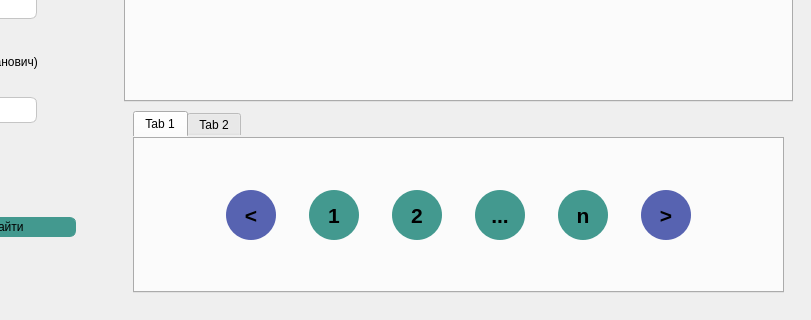
Artemdjdj/PPOIS_4, file lab_2/ui/search_window.ui: the form before one commit; both pictures show x 244 to 1055 and y 402 to 722 of the 1055 by 722 pixel window.
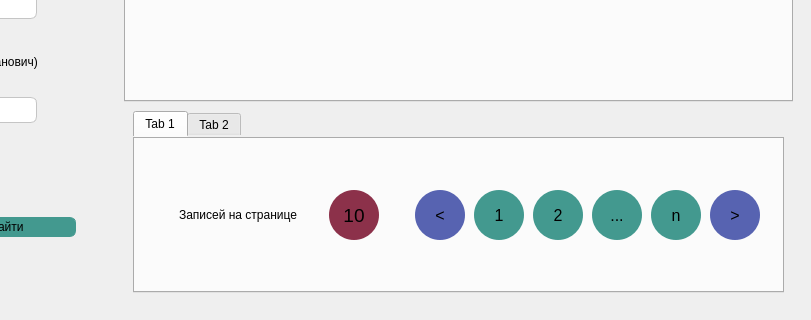
The form after the commit. The open tabs and pages were chosen to show the change. Icons and pictures are not drawn.

Patch:
```diff
--- a/lab_2/ui/search_window.ui
+++ b/lab_2/ui/search_window.ui
@@ -25,6 +25,9 @@
   <property name="windowTitle">
    <string>Dialog</string>
   </property>
+  <property name="styleSheet">
+   <string notr="true">background-color:none;</string>
+  </property>
   <layout class="QVBoxLayout" name="verticalLayout">
    <property name="spacing">
     <number>0</number>
@@ -980,27 +983,70 @@
                   <number>0</number>
                  </property>
                  <widget class="QWidget" name="tab_9">
+                  <property name="styleSheet">
+                   <string notr="true">border:none;
+background-color:none;</string>
+                  </property>
                   <attribute name="title">
                    <string>Tab 1</string>
                   </attribute>
-                  <layout class="QHBoxLayout" name="horizontalLayout_14">
-                   <property name="spacing">
-                    <number>0</number>
-                   </property>
-                   <property name="leftMargin">
-                    <number>0</number>
-                   </property>
-                   <property name="topMargin">
-                    <number>0</number>
-                   </property>
-                   <property name="rightMargin">
-                    <number>0</number>
-                   </property>
-                   <property name="bottomMargin">
-                    <number>0</number>
-                   </property>
+                  <layout class="QHBoxLayout" name="horizontalLayout_3">
                    <item>
                     <widget class="QFrame" name="frame_14">
+                     <property name="styleSheet">
+                      <string notr="true">border:none;
+background-color:none;</string>
+                     </property>
+                     <property name="frameShape">
+                      <enum>QFrame::Shape::StyledPanel</enum>
+                     </property>
+                     <property name="frameShadow">
+                      <enum>QFrame::Shadow::Raised</enum>
+                     </property>
+                     <layout class="QHBoxLayout" name="horizontalLayout_6">
+                      <property name="spacing">
+                       <number>15</number>
+                      </property>
+                      <property name="leftMargin">
+                       <number>0</number>
+                      </property>
+                      <property name="topMargin">
+                       <number>0</number>
+                      </property>
+                      <property name="rightMargin">
+                       <number>10</number>
+                      </property>
+                      <property name="bottomMargin">
+                       <number>0</number>
+                      </property>
+                      <item>
+                       <spacer name="horizontalSpacer_7">
+                        <property name="orientation">
+                         <enum>Qt::Orientation::Horizontal</enum>
+                        </property>
+                        <property name="sizeType">
+                         <enum>QSizePolicy::Policy::Fixed</enum>
+                        </property>
+                        <property name="sizeHint" stdset="0">
+                         <size>
+                          <width>5</width>
+                          <height>20</height>
+                         </size>
+                        </property>
+                       </spacer>
+                      </item>
+                      <item>
+                       <widget class="QFrame" name="frame_19">
+                        <property name="maximumSize">
+                         <size>
+                          <width>250</width>
+                          <height>16777215</height>
+                         </size>
+                        </property>
+                        <property name="styleSheet">
+                         <string notr="true">border:none;
+background-color:none;</string>
+                        </property>
                      <property name="frameShape">
                       <enum>QFrame::Shape::StyledPanel</enum>
                      </property>
@@ -1009,18 +1055,47 @@
                      </property>
                      <layout class="QHBoxLayout" name="horizontalLayout_12">
                       <property name="spacing">
-                       <number>20</number>
+                          <number>0</number>
                       </property>
                       <property name="leftMargin">
-                       <number>80</number>
-                      </property>
+                          <number>0</number>
+                         </property>
+                         <property name="topMargin">
+                          <number>0</number>
+                         </property>
                       <property name="rightMargin">
-                       <number>80</number>
-                      </property>
+                          <number>0</number>
+                         </property>
+                         <property name="bottomMargin">
+                          <number>0</number>
+                         </property>
                       <item>
-                       <widget class="QPushButton" name="pushButton_22">
+                          <widget class="QLabel" name="__label_all_records_2">
                         <property name="maximumSize">
                          <size>
+                             <width>150</width>
+                             <height>16777215</height>
+                            </size>
+                           </property>
+                           <property name="font">
+                            <font>
+                             <family>Arial</family>
+                             <pointsize>9</pointsize>
+                             <bold>false</bold>
+                            </font>
+                           </property>
+                           <property name="text">
+                            <string>Записей на странице</string>
+                           </property>
+                           <property name="alignment">
+                            <set>Qt::AlignmentFlag::AlignCenter</set>
+                           </property>
+                          </widget>
+                         </item>
+                         <item>
+                          <widget class="QPushButton" name="pushButton_28">
+                           <property name="maximumSize">
+                            <size>
                           <width>50</width>
                           <height>50</height>
                          </size>
@@ -1028,12 +1103,70 @@
                         <property name="font">
                          <font>
                           <family>Arial</family>
-                          <pointsize>16</pointsize>
-                          <bold>true</bold>
+                             <pointsize>14</pointsize>
+                             <bold>false</bold>
                          </font>
                         </property>
                         <property name="styleSheet">
-                         <string notr="true">padding:10px;
+                            <string notr="true">padding:15px;
+background-color:rgb(140, 49, 74);
+border-radius:25px;</string>
+                           </property>
+                           <property name="text">
+                            <string>10</string>
+                           </property>
+                          </widget>
+                         </item>
+                        </layout>
+                       </widget>
+                      </item>
+                      <item>
+                       <widget class="QFrame" name="frame_22">
+                        <property name="maximumSize">
+                         <size>
+                          <width>800</width>
+                          <height>16777215</height>
+                         </size>
+                        </property>
+                        <property name="styleSheet">
+                         <string notr="true">border:none;</string>
+                        </property>
+                        <property name="frameShape">
+                         <enum>QFrame::Shape::StyledPanel</enum>
+                        </property>
+                        <property name="frameShadow">
+                         <enum>QFrame::Shadow::Raised</enum>
+                        </property>
+                        <layout class="QHBoxLayout" name="horizontalLayout_24">
+                         <property name="leftMargin">
+                          <number>0</number>
+                         </property>
+                         <property name="topMargin">
+                          <number>0</number>
+                         </property>
+                         <property name="rightMargin">
+                          <number>0</number>
+                         </property>
+                         <property name="bottomMargin">
+                          <number>0</number>
+                         </property>
+                         <item>
+                          <widget class="QPushButton" name="pushButton_20">
+                           <property name="maximumSize">
+                            <size>
+                             <width>50</width>
+                             <height>50</height>
+                            </size>
+                           </property>
+                           <property name="font">
+                            <font>
+                             <family>Arial</family>
+                             <pointsize>12</pointsize>
+                             <bold>false</bold>
+                            </font>
+                           </property>
+                           <property name="styleSheet">
+                            <string notr="true">padding:15px;
 background-color:rgb(87, 99, 177);
 border-radius:25px;</string>
                         </property>
@@ -1043,7 +1176,7 @@
                        </widget>
                       </item>
                       <item>
-                       <widget class="QPushButton" name="pushButton_23">
+                          <widget class="QPushButton" name="pushButton_21">
                         <property name="maximumSize">
                          <size>
                           <width>50</width>
@@ -1053,12 +1186,12 @@
                         <property name="font">
                          <font>
                           <family>Arial</family>
-                          <pointsize>16</pointsize>
-                          <bold>true</bold>
+                             <pointsize>12</pointsize>
+                             <bold>false</bold>
                          </font>
                         </property>
                         <property name="styleSheet">
-                         <string notr="true">padding:10px;
+                            <string notr="true">padding:15px;
 background-color:rgb(67, 153, 143);
 border-radius:25px;</string>
                         </property>
@@ -1068,7 +1201,7 @@
                        </widget>
                       </item>
                       <item>
-                       <widget class="QPushButton" name="pushButton_24">
+                          <widget class="QPushButton" name="pushButton_22">
                         <property name="maximumSize">
                          <size>
                           <width>50</width>
@@ -1078,12 +1211,12 @@
                         <property name="font">
                          <font>
                           <family>Arial</family>
-                          <pointsize>16</pointsize>
-                          <bold>true</bold>
+                             <pointsize>12</pointsize>
+                             <bold>false</bold>
                          </font>
                         </property>
                         <property name="styleSheet">
-                         <string notr="true">padding:10px;
+                            <string notr="true">padding:15px;
 background-color:rgb(67, 153, 143);
 border-radius:25px;</string>
                         </property>
@@ -1093,7 +1226,7 @@
                        </widget>
                       </item>
                       <item>
-                       <widget class="QPushButton" name="pushButton_25">
+                          <widget class="QPushButton" name="pushButton_23">
                         <property name="maximumSize">
                          <size>
                           <width>50</width>
@@ -1103,12 +1236,12 @@
                         <property name="font">
                          <font>
                           <family>Arial</family>
-                          <pointsize>16</pointsize>
-                          <bold>true</bold>
+                             <pointsize>12</pointsize>
+                             <bold>false</bold>
                          </font>
                         </property>
                         <property name="styleSheet">
-                         <string notr="true">padding:10px;
+                            <string notr="true">padding:15px;
 background-color:rgb(67, 153, 143);
 border-radius:25px;</string>
                         </property>
@@ -1118,7 +1251,7 @@
                        </widget>
                       </item>
                       <item>
-                       <widget class="QPushButton" name="pushButton_26">
+                          <widget class="QPushButton" name="pushButton_24">
                         <property name="maximumSize">
                          <size>
                           <width>50</width>
@@ -1128,12 +1261,12 @@
                         <property name="font">
                          <font>
                           <family>Arial</family>
-                          <pointsize>16</pointsize>
-                          <bold>true</bold>
+                             <pointsize>12</pointsize>
+                             <bold>false</bold>
                          </font>
                         </property>
                         <property name="styleSheet">
-                         <string notr="true">padding:10px;
+                            <string notr="true">padding:15px;
 background-color:rgb(67, 153, 143);
 border-radius:25px;</string>
                         </property>
@@ -1143,7 +1276,7 @@
                        </widget>
                       </item>
                       <item>
-                       <widget class="QPushButton" name="pushButton_27">
+                          <widget class="QPushButton" name="pushButton_25">
                         <property name="maximumSize">
                          <size>
                           <width>50</width>
@@ -1153,18 +1286,21 @@
                         <property name="font">
                          <font>
                           <family>Arial</family>
-                          <pointsize>16</pointsize>
-                          <bold>true</bold>
+                             <pointsize>12</pointsize>
+                             <bold>false</bold>
                          </font>
                         </property>
                         <property name="styleSheet">
-                         <string notr="true">padding:10px;
+                            <string notr="true">padding:15px;
 background-color:rgb(87, 99, 177);
 border-radius:25px;</string>
                         </property>
                         <property name="text">
                          <string>&gt;</string>
                         </property>
+                          </widget>
+                         </item>
+                        </layout>
                        </widget>
                       </item>
                      </layout>
```
Left out of the diff: 4 changed lines with no effect on the pictures. Lines whose indentation alone changed are shown as unchanged.
